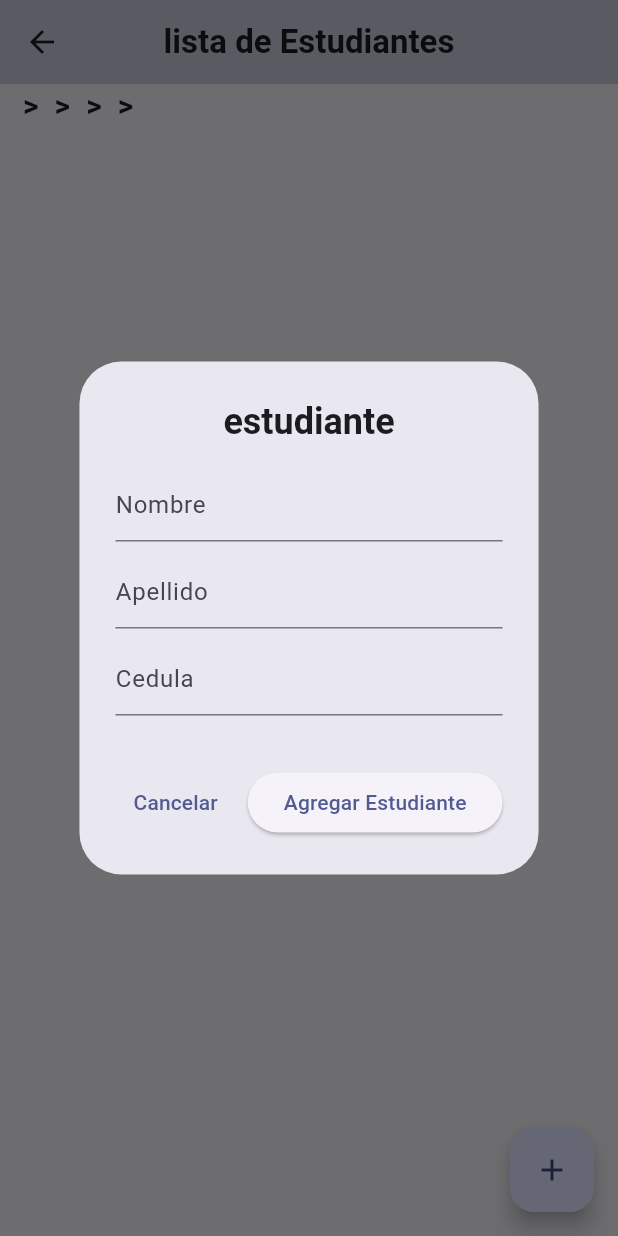
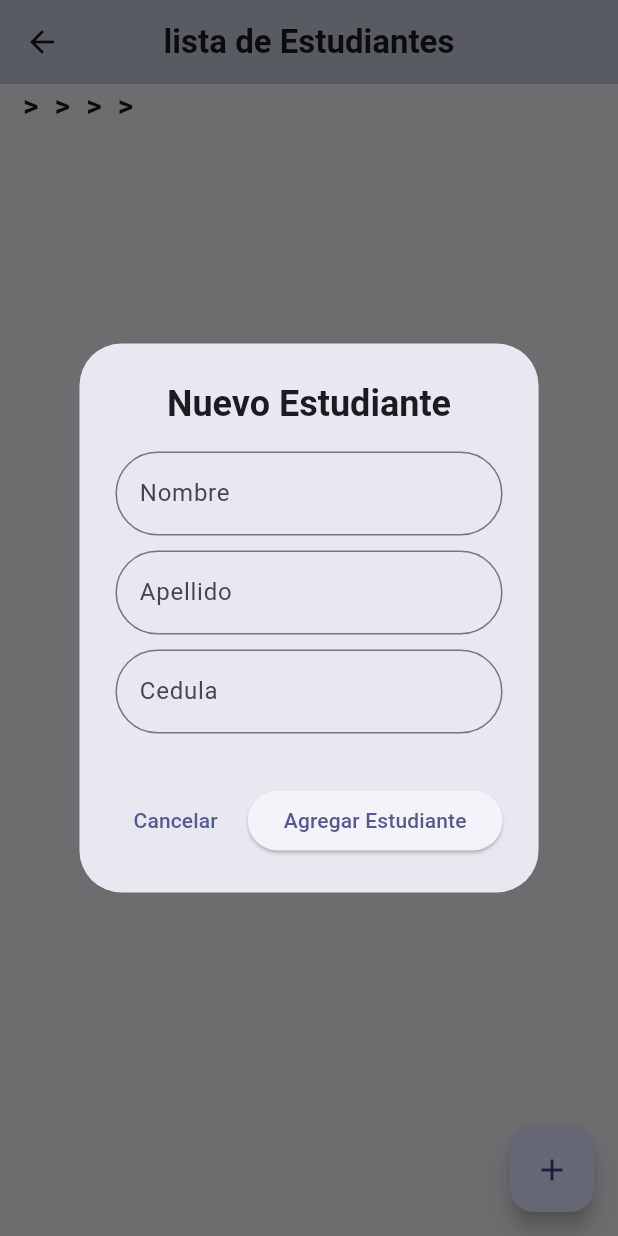
Before and after one commit to aledaniel04/uniprocess_app, a Flutter app: the StudentsListScreen screen opened directly with empty values, after a tap on the "add" icon, on a phone screen of 412 x 824 dp. Run offline on Flutter 3.47's test engine with Material 2 defaults, Android fonts, the phone set to English and light mode, and no system bars; our stand-ins replace go_router, sqflite; accounts and stored records are empty.

Commit message:
mejorar la lista de estudiantes

```diff
--- a/lib/screens/studentsList/students_list_screen.dart
+++ b/lib/screens/studentsList/students_list_screen.dart
@@ -23,6 +23,7 @@ class StudentsListScreen extends StatefulWidget {
 class _StudentsListScreenState extends State<StudentsListScreen> {
   // All journals
   List<Map<String, dynamic>> _allData = [];
+  final _fromkey = GlobalKey<FormState>();
 
   bool _isLoading = true;
   // This function is used to fetch all data from the database
@@ -51,7 +52,10 @@ class _StudentsListScreenState extends State<StudentsListScreen> {
 
   // This function will be triggered when the floating button is pressed
   // It will also be triggered when you want to update an item
-  void _showBottomSheet(int? id) async {
+  void _showDialogList(int? id) async {
+    bool isNewCareer = id == null;
+    String dialogTitle =
+        isNewCareer ? 'Nuevo Estudiante' : 'Actualizar Estudiante';
     if (id != null) {
       // id == null -> create new period
       // id != null -> update an existing period
@@ -65,36 +69,66 @@ class _StudentsListScreenState extends State<StudentsListScreen> {
     showDialog(
       context: context,
       builder: (_) => AlertDialog(
-        title: const Center(
+        title: Center(
             child: Text(
-          'estudiante',
+          dialogTitle,
           style: TextStyle(fontWeight: FontWeight.bold),
         )),
-        content: Column(
+        content: Form(
+          key: _fromkey,
+          child: Column(
             mainAxisSize: MainAxisSize.min,
             children: [
-            TextField(
+              TextFormField(
                 controller: _nameController,
-              decoration: const InputDecoration(hintText: 'Nombre'),
+                decoration: InputDecoration(
+                    hintText: 'Nombre',
+                    border: OutlineInputBorder(
+                        borderRadius: BorderRadius.circular(40.0))),
+                validator: (value) {
+                  if (value!.isEmpty) {
+                    return 'Este campo es requerido';
+                  }
+                  return null;
+                },
               ),
               SizedBox(
                 height: 10,
               ),
-            TextField(
+              TextFormField(
                 controller: _lastnameController,
-              decoration: const InputDecoration(hintText: 'Apellido'),
+                decoration: InputDecoration(
+                    hintText: 'Apellido',
+                    border: OutlineInputBorder(
+                        borderRadius: BorderRadius.circular(40.0))),
+                validator: (value) {
+                  if (value!.isEmpty) {
+                    return 'Este campo es requerido';
+                  }
+                  return null;
+                },
               ),
               SizedBox(
                 height: 10,
               ),
-            TextField(
+              TextFormField(
                 controller: _cedulaController,
-              decoration: const InputDecoration(hintText: 'Cedula'),
+                decoration: InputDecoration(
+                    hintText: 'Cedula',
+                    border: OutlineInputBorder(
+                        borderRadius: BorderRadius.circular(40.0))),
+                validator: (value) {
+                  if (value!.isEmpty) {
+                    return 'Este campo es requerido';
+                  }
+                  return null;
+                },
               ),
               SizedBox(
                 height: 10,
               ),
             ],
+          ),
         ),
         actions: [
           TextButton(
@@ -109,7 +143,7 @@ class _StudentsListScreenState extends State<StudentsListScreen> {
           ElevatedButton(
             child: Text(id == null ? 'Agregar Estudiante' : 'Actualizar'),
             onPressed: () async {
-              // Save new period
+              if (_fromkey.currentState!.validate()) {
                 if (id == null) {
                   await _addData();
                 }
@@ -125,6 +159,33 @@ class _StudentsListScreenState extends State<StudentsListScreen> {
 
                 // Close the dialog
                 Navigator.of(context).pop();
+              }
+            },
+          ),
+        ],
+      ),
+    );
+  }
+
+  void _showDeleteConfirmationDialog(int id) {
+    showDialog(
+      context: context,
+      builder: (context) => AlertDialog(
+        title: const Text('Confirmar eliminación'),
+        content: const Text(
+            '¿Estás seguro de que quieres eliminar este estudiante?'),
+        actions: [
+          TextButton(
+            child: const Text('Cancelar'),
+            onPressed: () {
+              Navigator.of(context).pop();
+            },
+          ),
+          ElevatedButton(
+            child: const Text('Eliminar'),
+            onPressed: () {
+              Navigator.of(context).pop();
+              _deleteItem(id);
             },
           ),
         ],
@@ -210,15 +271,21 @@ class _StudentsListScreenState extends State<StudentsListScreen> {
                         title: Row(
                           crossAxisAlignment: CrossAxisAlignment.start,
                           children: [
-                            Text(
+                            Flexible(
+                              child: Text(
                                 _allData[index]['name'],
                                 style: const TextStyle(fontSize: 20),
+                                overflow: TextOverflow.ellipsis,
+                              ),
                             ),
                             Padding(
                               padding: EdgeInsets.symmetric(horizontal: 5),
+                              child: Flexible(
                                 child: Text(
                                   _allData[index]["lastname"],
                                   style: const TextStyle(fontSize: 20),
+                                  overflow: TextOverflow.ellipsis,
+                                ),
                               ),
                             )
                           ],
@@ -239,15 +306,15 @@ class _StudentsListScreenState extends State<StudentsListScreen> {
                                 color: Colors.blueAccent,
                               ),
                               onPressed: () =>
-                                  _showBottomSheet(_allData[index]['id']),
+                                  _showDialogList(_allData[index]['id']),
                             ),
                             IconButton(
                               icon: const Icon(
                                 Icons.delete,
                                 color: Colors.redAccent,
                               ),
-                              onPressed: () =>
-                                  _deleteItem(_allData[index]['id']),
+                              onPressed: () => _showDeleteConfirmationDialog(
+                                  _allData[index]['id']),
                             ),
                           ],
                         ),
@@ -259,7 +326,7 @@ class _StudentsListScreenState extends State<StudentsListScreen> {
       ),
       floatingActionButton: FloatingActionButton(
         child: const Icon(Icons.add),
-        onPressed: () => _showBottomSheet(null),
+        onPressed: () => _showDialogList(null),
       ),
     );
   }
```
Lines whose indentation alone changed are shown as unchanged.
